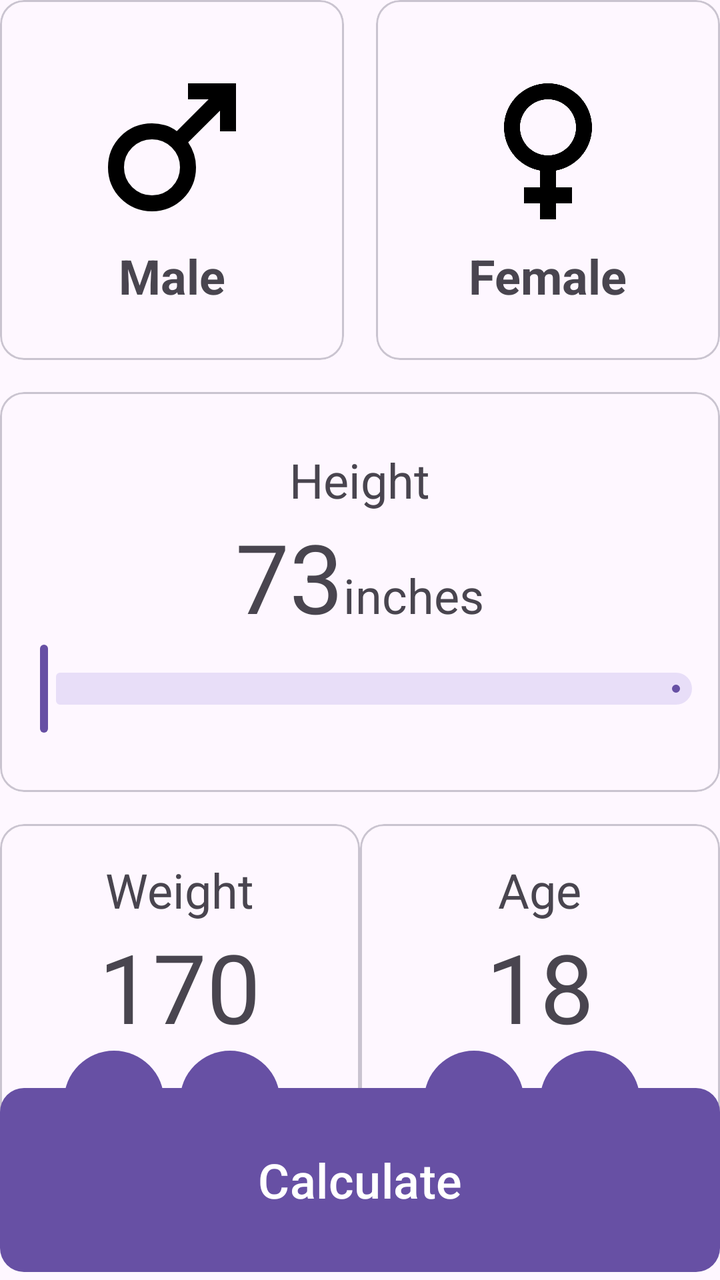
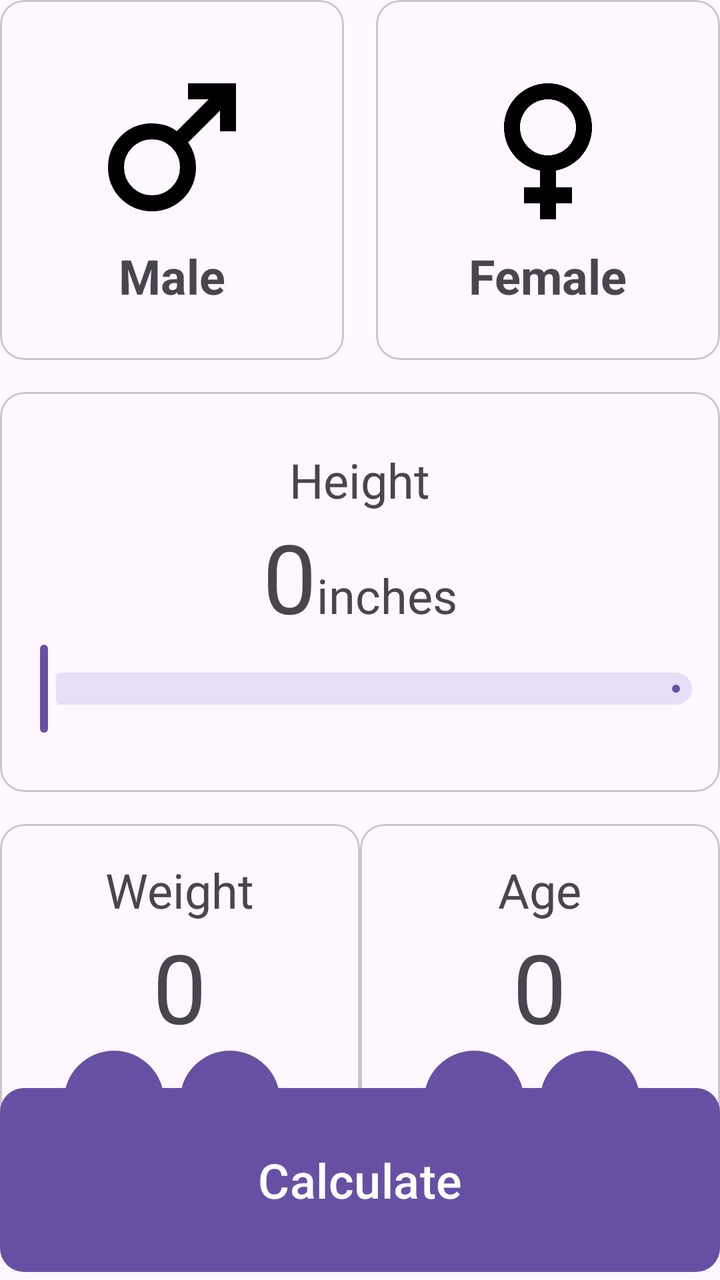

Screens rendered from an Android XML layout before and after an edit, with the pre-edit source and the edit as a unified diff.
<!-- AndroidManifest.xml: application theme Theme.Activitat03 -->
<!-- res/layout/activity_main.xml -->
<?xml version="1.0" encoding="utf-8"?>
<androidx.constraintlayout.widget.ConstraintLayout xmlns:android="http://schemas.android.com/apk/res/android"
    xmlns:app="http://schemas.android.com/apk/res-auto"
    xmlns:tools="http://schemas.android.com/tools"
    android:id="@+id/main"
    android:layout_width="match_parent"
    android:layout_height="match_parent"
    android:layout_margin="16dp"
    tools:context=".MainActivity">

    <com.google.android.material.card.MaterialCardView
        android:id="@+id/home"
        android:layout_width="0dp"
        android:layout_height="180dp"
        android:layout_marginEnd="16dp"
        app:layout_constraintEnd_toStartOf="@id/dona"
        app:layout_constraintStart_toStartOf="parent"
        app:layout_constraintTop_toTopOf="parent">

        <LinearLayout
            android:layout_width="match_parent"
            android:layout_height="match_parent"
            android:gravity="center"
            android:orientation="vertical">
            <ImageView
                android:layout_width="96dp"
                android:layout_height="96dp"
                android:src="@drawable/male_24px">

            </ImageView>

            <TextView
                android:layout_width="wrap_content"
                android:layout_height="wrap_content"
                android:text="Male"
                android:textSize="24sp"
                android:textStyle="bold">


            </TextView>

        </LinearLayout>
    </com.google.android.material.card.MaterialCardView>


    <com.google.android.material.card.MaterialCardView
        android:id="@+id/dona"
        android:layout_width="0dp"
        android:layout_height="180dp"
        app:layout_constraintEnd_toEndOf="parent"
        app:layout_constraintStart_toEndOf="@id/home"
        app:layout_constraintTop_toTopOf="parent">

        <LinearLayout
            android:layout_width="match_parent"
            android:layout_height="match_parent"
            android:gravity="center"
            android:orientation="vertical">

            <ImageView
                android:layout_width="96dp"
                android:layout_height="96dp"
                android:src="@drawable/baseline_female_24"></ImageView>

            <TextView
                android:layout_width="wrap_content"
                android:layout_height="wrap_content"
                android:text="Female"
                android:textSize="24sp"
                android:textStyle="bold">

            </TextView>
        </LinearLayout>
    </com.google.android.material.card.MaterialCardView>

    <com.google.android.material.card.MaterialCardView
        android:id="@+id/mida"
        android:layout_width="match_parent"
        android:layout_height="200dp"
        android:layout_marginTop="16dp"
        app:layout_constraintTop_toBottomOf="@id/dona">

        <LinearLayout
            android:layout_width="match_parent"
            android:layout_height="match_parent"
            android:gravity="center"
            android:orientation="vertical">
            <TextView
                android:layout_width="wrap_content"
                android:layout_height="wrap_content"
                android:text="Height"
                android:textSize="24sp"/>
            <LinearLayout
                android:layout_width="wrap_content"
                android:layout_height="wrap_content"
                android:orientation="horizontal">
                <TextView
                    android:layout_width="wrap_content"
                    android:textSize="48sp"
                    android:layout_height="wrap_content"
                    android:text="73">

                </TextView>
                <TextView
                    android:layout_width="wrap_content"
                    android:textSize="24sp"
                    android:layout_height="wrap_content"
                    android:text="inches">

                </TextView>

            </LinearLayout>

            <com.google.android.material.slider.Slider
                android:layout_width="match_parent"
                android:layout_height="24dp" />
        </LinearLayout>

    </com.google.android.material.card.MaterialCardView>

    <com.google.android.material.card.MaterialCardView
        android:id="@+id/pes"
        android:layout_width="180dp"
        android:layout_height="180dp"
        android:layout_marginTop="16dp"
        app:layout_constraintStart_toStartOf="parent"
        app:layout_constraintTop_toBottomOf="@id/mida" >

        <LinearLayout
            android:layout_width="match_parent"
            android:layout_height="match_parent"
            android:gravity="center"
            android:orientation="vertical">
            <TextView
                android:layout_width="wrap_content"
                android:layout_height="wrap_content"
                android:text="Weight"
                android:textSize="24sp"/>
            <TextView
                android:layout_width="wrap_content"
                android:layout_height="wrap_content"
                android:text="170"
                android:textSize="48sp"/>
            <LinearLayout
                android:layout_width="wrap_content"
                android:layout_height="wrap_content">
                <com.google.android.material.button.MaterialButton
                    android:id="@+id/add"
                    android:layout_width="50dp"
                    android:layout_height="50dp"
                    android:layout_marginEnd="8dp"
                    android:insetLeft="0dp"
                    android:insetRight="0dp"
                    android:insetTop="0dp"
                    android:insetBottom="0dp"
                    android:padding="0dp"
                    app:icon="@drawable/outline_add_24"
                    app:iconGravity="textStart"
                    app:iconPadding="0dp"
                    app:backgroundTint="?colorPrimary"
                    app:cornerRadius="30dp"/>
                <com.google.android.material.button.MaterialButton
                    android:id="@+id/substract"
                    android:layout_width="50dp"
                    android:layout_height="50dp"
                    android:layout_marginEnd="8dp"
                    android:insetLeft="0dp"
                    android:insetRight="0dp"
                    android:insetTop="0dp"
                    android:insetBottom="0dp"
                    android:padding="0dp"
                    app:icon="@drawable/outline_minus_24"
                    app:iconGravity="textStart"
                    app:iconPadding="0dp"
                    app:backgroundTint="?colorPrimary"
                    app:cornerRadius="30dp"/>
            </LinearLayout>
        </LinearLayout>

    </com.google.android.material.card.MaterialCardView>

    <com.google.android.material.card.MaterialCardView
        android:id="@+id/anys"
        android:layout_width="180dp"
        android:layout_height="180dp"
        android:layout_marginTop="16dp"
        app:layout_constraintEnd_toEndOf="parent"
        app:layout_constraintTop_toBottomOf="@id/mida" >

        <LinearLayout
            android:layout_width="match_parent"
            android:layout_height="match_parent"
            android:gravity="center"
            android:orientation="vertical">
            <TextView
                android:layout_width="wrap_content"
                android:layout_height="wrap_content"
                android:text="Age"
                android:textSize="24sp"/>
            <TextView
                android:layout_width="wrap_content"
                android:layout_height="wrap_content"
                android:text="18"
                android:textSize="48sp"/>
            <LinearLayout
                android:layout_width="wrap_content"
                android:layout_height="wrap_content">
                <com.google.android.material.button.MaterialButton
                    android:id="@+id/add"
                    android:layout_width="50dp"
                    android:layout_height="50dp"
                    android:layout_marginEnd="8dp"
                    android:insetLeft="0dp"
                    android:insetRight="0dp"
                    android:insetTop="0dp"
                    android:insetBottom="0dp"
                    android:padding="0dp"
                    app:icon="@drawable/outline_add_24"
                    app:iconGravity="textStart"
                    app:iconPadding="0dp"
                    app:backgroundTint="?colorPrimary"
                    app:cornerRadius="30dp"/>
                <com.google.android.material.button.MaterialButton
                    android:id="@+id/substract"
                    android:layout_width="50dp"
                    android:layout_height="50dp"
                    android:layout_marginEnd="8dp"
                    android:insetLeft="0dp"
                    android:insetRight="0dp"
                    android:insetTop="0dp"
                    android:insetBottom="0dp"
                    android:padding="0dp"
                    app:icon="@drawable/outline_minus_24"
                    app:iconGravity="textStart"
                    app:iconPadding="0dp"
                    app:backgroundTint="?colorPrimary"
                    app:cornerRadius="30dp"/>
            </LinearLayout>
        </LinearLayout>
    </com.google.android.material.card.MaterialCardView>

    <com.google.android.material.button.MaterialButton
        android:layout_width="match_parent"
        android:layout_height="100dp"
        android:text="Calculate"
        android:textSize="24dp"
        app:cornerRadius="12dp"
        app:layout_constraintBottom_toBottomOf="parent" />

</androidx.constraintlayout.widget.ConstraintLayout>
<!-- resources referenced by this layout -->
<resources>
  <!-- drawable baseline_female_24 (drawable) -->
  <vector xmlns:android="http://schemas.android.com/apk/res/android" android:height="24dp" android:tint="#000000" android:viewportHeight="24" android:viewportWidth="24" android:width="24dp">
        
      <path android:fillColor="@android:color/white" android:pathData="M17.5,9.5C17.5,6.46 15.04,4 12,4S6.5,6.46 6.5,9.5c0,2.7 1.94,4.93 4.5,5.4V17H9v2h2v2h2v-2h2v-2h-2v-2.1C15.56,14.43 17.5,12.2 17.5,9.5zM8.5,9.5C8.5,7.57 10.07,6 12,6s3.5,1.57 3.5,3.5S13.93,13 12,13S8.5,11.43 8.5,9.5z"/>
      
  </vector>
  <!-- drawable male_24px (drawable) -->
  <vector xmlns:android="http://schemas.android.com/apk/res/android"
      android:width="24dp"
      android:height="24dp"
      android:viewportWidth="960"
      android:viewportHeight="960">
    <path
        android:fillColor="@android:color/black"
        android:pathData="M800,160L800,400L720,400L720,297L561,455Q580,483 590,514.5Q600,546 600,580Q600,672 536,736Q472,800 380,800Q288,800 224,736Q160,672 160,580Q160,488 224,424Q288,360 380,360Q413,360 445,369.5Q477,379 504,399L663,240L560,240L560,160L800,160ZM281,481Q240,522 240,580Q240,638 281,679Q322,720 380,720Q438,720 479,679Q520,638 520,580Q520,522 479,481Q438,440 380,440Q322,440 281,481Z"/>
  </vector>
  <!-- drawable outline_add_24 (drawable) -->
  <vector xmlns:android="http://schemas.android.com/apk/res/android" android:height="24dp" android:tint="#000000" android:viewportHeight="960" android:viewportWidth="960" android:width="24dp">
        
      <path android:fillColor="@android:color/white" android:pathData="M440,520L200,520L200,440L440,440L440,200L520,200L520,440L760,440L760,520L520,520L520,760L440,760L440,520Z"/>
      
  </vector>
  <!-- drawable outline_minus_24 (drawable) -->
  <vector xmlns:android="http://schemas.android.com/apk/res/android" android:height="24dp" android:tint="#000000" android:viewportHeight="960" android:viewportWidth="960" android:width="24dp">
        
      <path android:fillColor="@android:color/white" android:pathData="M240,520L240,440L720,440L720,520L240,520Z"/>
      
  </vector>
  <style name="Theme.Activitat03" parent="Base.Theme.Activitat03" />
  <style name="Base.Theme.Activitat03" parent="Theme.Material3.DayNight.NoActionBar">
          
          
      </style>
</resources>

<!-- the commit's change to res/layout/activity_main.xml (unified diff, before → after) -->
@@ -95,10 +95,11 @@
                 android:layout_height="wrap_content"
                 android:orientation="horizontal">
                 <TextView
+                    android:id="@+id/height_value"
                     android:layout_width="wrap_content"
                     android:textSize="48sp"
                     android:layout_height="wrap_content"
-                    android:text="73">
+                    android:text="0">
 
                 </TextView>
                 <TextView
@@ -112,6 +113,7 @@
             </LinearLayout>
 
             <com.google.android.material.slider.Slider
+                android:id="@+id/slider"
                 android:layout_width="match_parent"
                 android:layout_height="24dp" />
         </LinearLayout>
@@ -137,9 +139,10 @@
                 android:text="Weight"
                 android:textSize="24sp"/>
             <TextView
-                android:layout_width="wrap_content"
-                android:layout_height="wrap_content"
-                android:text="170"
+                android:id="@+id/weight_value"
+                android:layout_width="wrap_content"
+                android:layout_height="wrap_content"
+                android:text="0"
                 android:textSize="48sp"/>
             <LinearLayout
                 android:layout_width="wrap_content"
@@ -198,15 +201,16 @@
                 android:text="Age"
                 android:textSize="24sp"/>
             <TextView
-                android:layout_width="wrap_content"
-                android:layout_height="wrap_content"
-                android:text="18"
+                android:id="@+id/age_value"
+                android:layout_width="wrap_content"
+                android:layout_height="wrap_content"
+                android:text="0"
                 android:textSize="48sp"/>
             <LinearLayout
                 android:layout_width="wrap_content"
                 android:layout_height="wrap_content">
                 <com.google.android.material.button.MaterialButton
-                    android:id="@+id/add"
+                    android:id="@+id/add_age"
                     android:layout_width="50dp"
                     android:layout_height="50dp"
                     android:layout_marginEnd="8dp"
@@ -221,7 +225,7 @@
                     app:backgroundTint="?colorPrimary"
                     app:cornerRadius="30dp"/>
                 <com.google.android.material.button.MaterialButton
-                    android:id="@+id/substract"
+                    android:id="@+id/substract_age"
                     android:layout_width="50dp"
                     android:layout_height="50dp"
                     android:layout_marginEnd="8dp"
